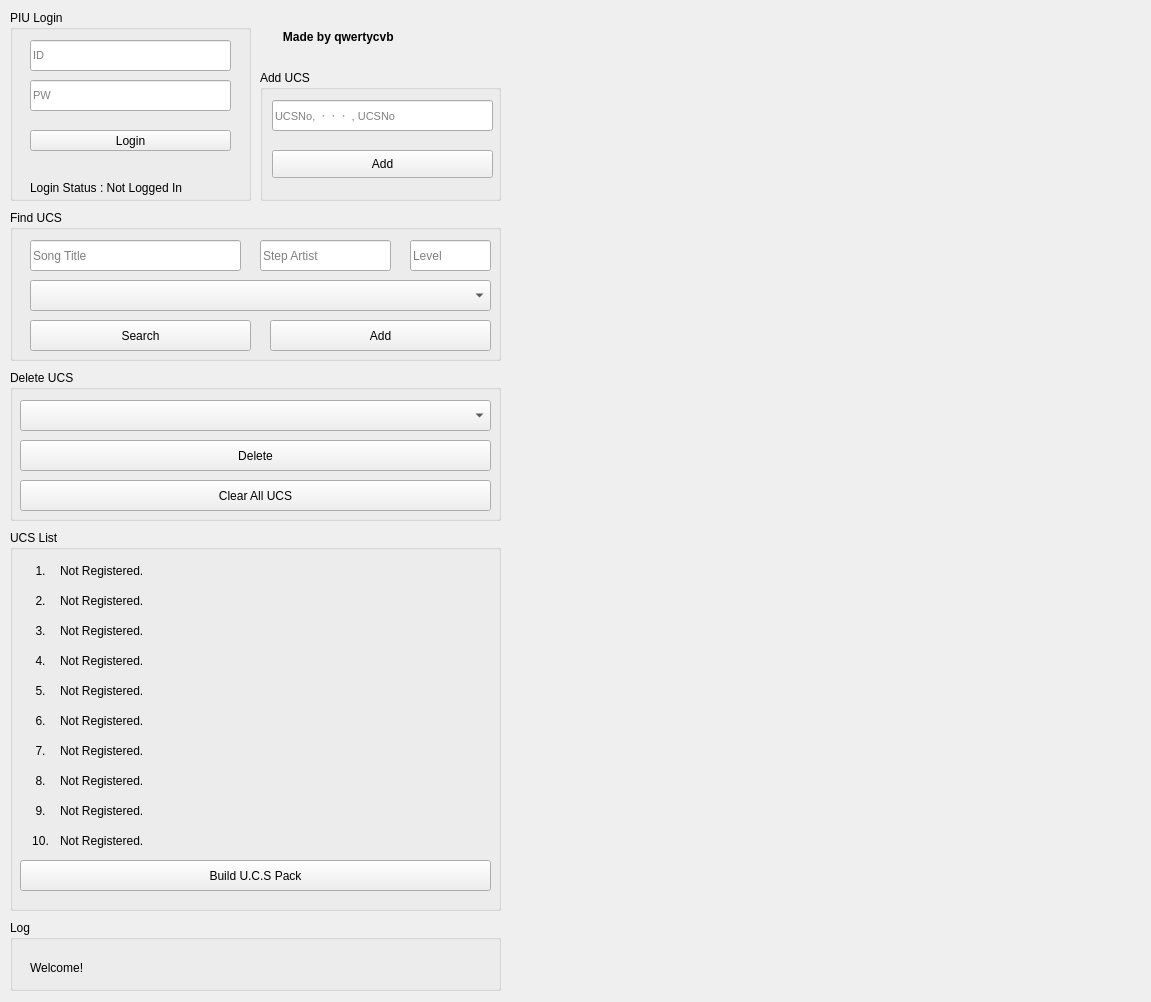
Before: the Qt Designer form UCSManager.ui in SerenityS/UCSManager, drawn with Qt 5.
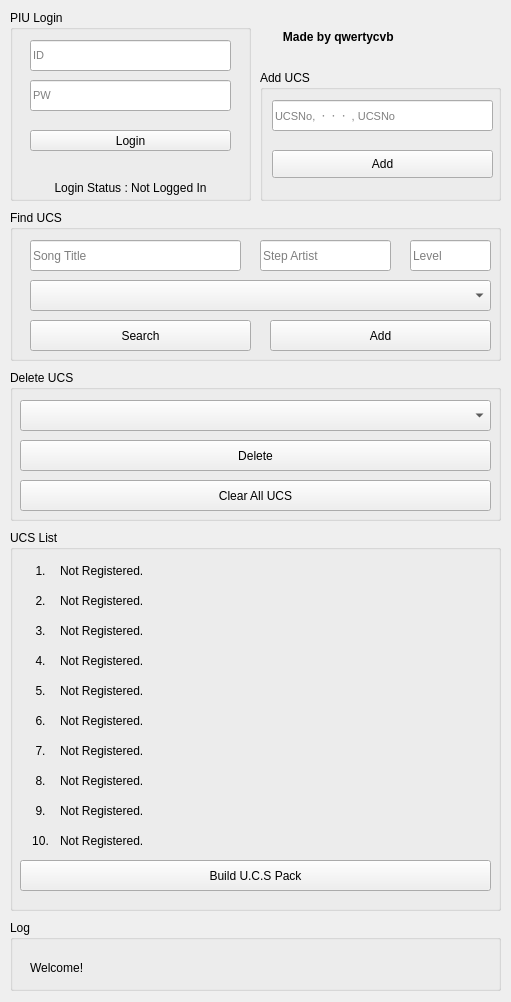
After: the same form once the commit is applied.

```diff
--- a/UCSManager.ui
+++ b/UCSManager.ui
@@ -6,7 +6,7 @@
    <rect>
     <x>0</x>
     <y>0</y>
-    <width>1151</width>
+    <width>511</width>
     <height>1002</height>
    </rect>
   </property>
@@ -117,6 +117,9 @@
      <property name="text">
       <string>Login Status : Not Logged In</string>
      </property>
+     <property name="alignment">
+      <set>Qt::AlignCenter</set>
+     </property>
     </widget>
     <zorder>idBox</zorder>
     <zorder>loginButton</zorder>
```
Left out of the diff: 12 changed lines with no effect on the pictures.
